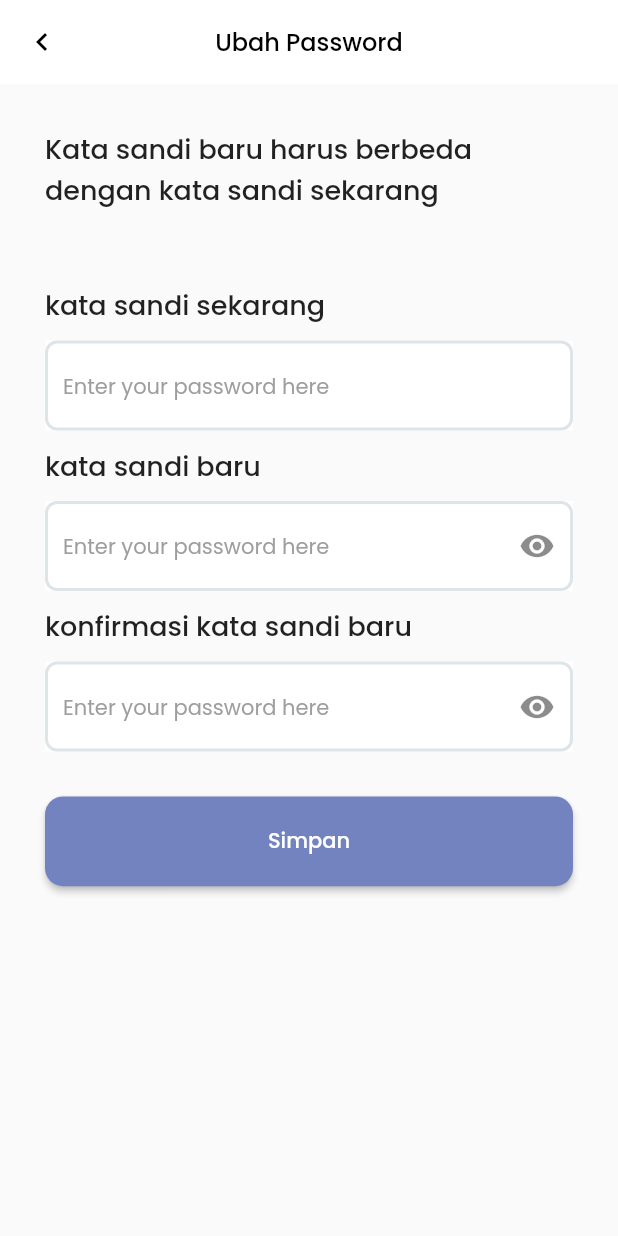
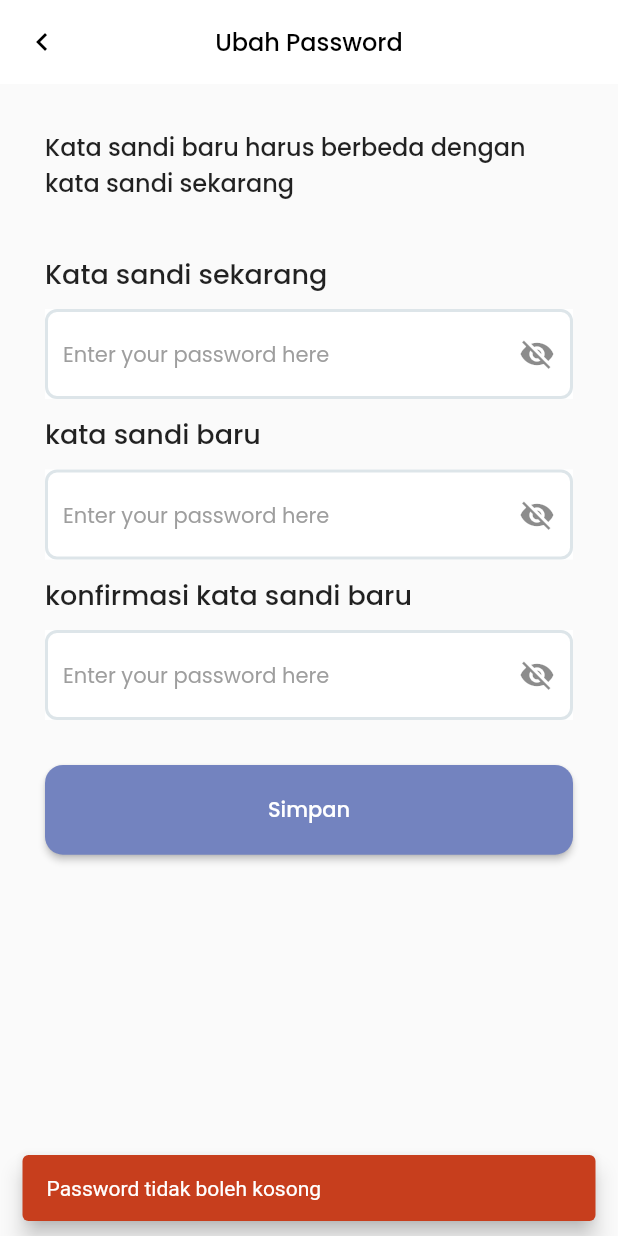
Before and after one commit to zanuar35/kolearn, a Flutter app: the UbahPassword screen opened directly, after a tap on "Simpan", on a phone screen of 412 x 824 dp. Run offline on Flutter 3.47's test engine with Material 2 defaults, Android fonts, the phone set to English and light mode, and no system bars; our stand-ins replace audioplayers, bloc, equatable, flutter_bloc, flutter_easyloading, flutter_screenutil and 4 more; accounts and stored records are empty; network calls fail; statements that could not run were skipped.

Commit message:
change password

```diff
--- /dev/null
+++ b/lib/blocs/changePass/cubit/changepass_cubit.dart
@@ -0,0 +1,51 @@
+// ignore_for_file: avoid_print
+
+import 'dart:convert';
+
+import 'package:bloc/bloc.dart';
+import 'package:equatable/equatable.dart';
+import 'package:http/http.dart' as http;
+import 'package:kolearn/core/app_url.dart';
+import 'package:shared_preferences/shared_preferences.dart';
+
+part 'changepass_state.dart';
+
+class ChangepassCubit extends Cubit<ChangepassState> {
+  ChangepassCubit() : super(ChangepassInitial());
+
+  void changePassEvent(String oldPass, newPass, confirmPass) async {
+    String url = AppUrl.baseUrl;
+
+    // mendapatkan prefs token dari local storage
+    SharedPreferences prefs = await SharedPreferences.getInstance();
+    String token = prefs.getString('token').toString();
+
+    emit(ChangepassLoading());
+    print("Loading...");
+
+    // jika semua field tidak kosong
+    if (oldPass.isNotEmpty && newPass.isNotEmpty && confirmPass.isNotEmpty) {
+      var response =
+          await http.post(Uri.parse("$url/api/changePass"), headers: {
+        'Accept': 'application/json',
+        "Authorization": 'Bearer $token'
+      }, body: {
+        'old_password': oldPass,
+        'new_password': newPass,
+        'confirm_password': confirmPass
+      });
+      if (response.statusCode == 200) {
+        print(response.body);
+        emit(ChangepassSuccess());
+      } else {
+        print(response.body);
+        Map<String, dynamic> data = jsonDecode(response.body);
+        emit(ChangepassFailed(message: data['message']));
+      }
+    }
+    // jika salah satu field kosong
+    else {
+      emit(const ChangepassFailed(message: 'Password tidak boleh kosong'));
+    }
+  }
+}
--- /dev/null
+++ b/lib/blocs/changePass/cubit/changepass_state.dart
@@ -0,0 +1,22 @@
+part of 'changepass_cubit.dart';
+
+abstract class ChangepassState extends Equatable {
+  const ChangepassState();
+
+  @override
+  List<Object> get props => [];
+}
+
+class ChangepassInitial extends ChangepassState {}
+
+class ChangepassLoading extends ChangepassState {}
+
+class ChangepassSuccess extends ChangepassState {}
+
+class ChangepassFailed extends ChangepassState {
+  final String message;
+  const ChangepassFailed({required this.message});
+
+  @override
+  List<Object> get props => [message];
+}
--- a/lib/core/app_url.dart
+++ b/lib/core/app_url.dart
@@ -1,3 +1,3 @@
 class AppUrl {
-  static String baseUrl = "https://9339-103-158-253-138.ap.ngrok.io";
+  static String baseUrl = "https://977c-103-158-253-138.ap.ngrok.io";
 }
--- a/lib/main.dart
+++ b/lib/main.dart
@@ -6,6 +6,7 @@ import 'package:flutter_easyloading/flutter_easyloading.dart';
 import 'package:flutter_screenutil/flutter_screenutil.dart';
 import 'package:google_fonts/google_fonts.dart';
 import 'package:kolearn/blocs/auth/cubit/auth_cubit.dart';
+import 'package:kolearn/blocs/changePass/cubit/changepass_cubit.dart';
 import 'package:kolearn/blocs/course/cubit/course_cubit.dart';
 import 'package:kolearn/blocs/course_detail/cubit/course_detail_cubit.dart';
 import 'package:kolearn/blocs/login/cubit/login_cubit.dart';
@@ -61,6 +62,9 @@ class MyApp extends StatelessWidget {
           ),
           BlocProvider(
             create: (context) => MycourseCubit(),
+          ),
+          BlocProvider(
+            create: (context) => ChangepassCubit(),
           )
         ],
         child: ScreenUtilInit(
--- a/lib/screen/ubahPassword/ubah_password.dart
+++ b/lib/screen/ubahPassword/ubah_password.dart
@@ -1,7 +1,9 @@
 // ignore_for_file: prefer_const_constructors
 
 import 'package:flutter/material.dart';
+import 'package:flutter_bloc/flutter_bloc.dart';
 import 'package:flutter_screenutil/flutter_screenutil.dart';
+import 'package:kolearn/blocs/changePass/cubit/changepass_cubit.dart';
 
 class UbahPassword extends StatefulWidget {
   const UbahPassword({Key? key}) : super(key: key);
@@ -11,8 +13,8 @@ class UbahPassword extends StatefulWidget {
 }
 
 class _UbahPasswordState extends State<UbahPassword> {
-  final _passwordBaru = TextEditingController();
-  bool _isObscure = true;
+  final _passOldC = TextEditingController();
+  final _passwordBaruC = TextEditingController();
   final _konfirmPassBaru = TextEditingController();
 
   @override
@@ -42,39 +44,58 @@ class _UbahPasswordState extends State<UbahPassword> {
               children: <Widget>[
                 const Text(
                   "Kata sandi baru harus berbeda dengan kata sandi sekarang",
-                  style: TextStyle(fontSize: 18, fontWeight: FontWeight.w500),
+                  style: TextStyle(fontSize: 16, fontWeight: FontWeight.w500),
                 ),
-                const SizedBox(height: 50),
-                labelText("kata sandi sekarang"),
+                const SizedBox(height: 35),
+                labelText("Kata sandi sekarang"),
                 const SizedBox(height: 10),
-                Container(
-                  width: double.infinity,
-                  height: 60,
-                  color: Colors.white,
-                  child: PassTextField(
-                    controller: _passwordBaru,
-                  ),
-                ),
+                PassTextField(isObscure: true, controller: _passOldC),
                 const SizedBox(height: 10),
                 labelText("kata sandi baru"),
                 const SizedBox(height: 10),
-                Container(
-                  width: double.infinity,
-                  height: 60,
-                  color: Colors.white,
-                  child: passField(_passwordBaru),
+                PassTextField(
+                  controller: _passwordBaruC,
+                  isObscure: true,
                 ),
                 const SizedBox(height: 10),
                 labelText("konfirmasi kata sandi baru"),
                 const SizedBox(height: 10),
-                Container(
-                  width: double.infinity,
-                  height: 60,
-                  color: Colors.white,
-                  child: passField(_konfirmPassBaru),
+                PassTextField(
+                  controller: _konfirmPassBaru,
+                  isObscure: true,
                 ),
                 const SizedBox(height: 30),
-                loginBtn()
+                saveBtn(),
+                BlocConsumer<ChangepassCubit, ChangepassState>(
+                  listener: (context, state) {
+                    if (state is ChangepassSuccess) {
+                      final snackBar = SnackBar(
+                        backgroundColor: Color(0xff003663),
+                        duration: Duration(seconds: 2),
+                        behavior: SnackBarBehavior.floating,
+                        content: const Text('Password berhasil diubah'),
+                      );
+                      ScaffoldMessenger.of(context).showSnackBar(snackBar);
+
+                      // delay for 2 seconds
+                      Future.delayed(const Duration(milliseconds: 2500), () {
+                        Navigator.pop(context);
+                      });
+                    }
+                    if (state is ChangepassFailed) {
+                      final snackBar = SnackBar(
+                        backgroundColor: Color(0xffC73E1D),
+                        duration: Duration(seconds: 2),
+                        behavior: SnackBarBehavior.floating,
+                        content: Text(state.message),
+                      );
+                      ScaffoldMessenger.of(context).showSnackBar(snackBar);
+                    }
+                  },
+                  builder: (context, state) {
+                    return Container();
+                  },
+                )
               ],
             ),
           ),
@@ -90,15 +111,48 @@ class _UbahPasswordState extends State<UbahPassword> {
     );
   }
 
-  Widget loginBtn() {
+  Widget saveBtn() {
     return Row(
       children: <Widget>[
         Expanded(
           child: SizedBox(
             height: 65.h,
             child: ElevatedButton(
-              onPressed: () {},
-              child: const Text("Simpan"),
+              onPressed: () {
+                BlocProvider.of<ChangepassCubit>(context).changePassEvent(
+                  _passOldC.text,
+                  _passwordBaruC.text,
+                  _konfirmPassBaru.text,
+                );
+              },
+              child: BlocBuilder<ChangepassCubit, ChangepassState>(
+                  builder: (context, state) {
+                if (state is ChangepassLoading) {
+                  return Row(
+                    mainAxisAlignment: MainAxisAlignment.center,
+                    children: [
+                      Container(
+                        width: 20,
+                        height: 20,
+                        child: CircularProgressIndicator(
+                          color: Colors.white,
+                          strokeWidth: 4,
+                        ),
+                      ),
+                      SizedBox(width: 10),
+                      Text(
+                        "Loading...",
+                        style: TextStyle(color: Colors.white),
+                      ),
+                    ],
+                  );
+                } else {
+                  return Text(
+                    "Simpan",
+                    style: TextStyle(color: Colors.white),
+                  );
+                }
+              }),
               style: ElevatedButton.styleFrom(
                 primary: const Color(0xff7383BF),
                 shape: RoundedRectangleBorder(
@@ -111,18 +165,41 @@ class _UbahPasswordState extends State<UbahPassword> {
       ],
     );
   }
+}
 
-  Widget passField(TextEditingController textController) {
-    return TextFormField(
-      obscureText: _isObscure,
+// ignore: must_be_immutable
+class PassTextField extends StatefulWidget {
+  PassTextField({Key? key, required this.controller, required this.isObscure})
+      : super(key: key);
+
+  final TextEditingController controller;
+  bool isObscure;
+
+  @override
+  State<PassTextField> createState() => _PassTextFieldState();
+}
+
+class _PassTextFieldState extends State<PassTextField> {
+  @override
+  Widget build(BuildContext context) {
+    return Container(
+      width: double.infinity,
+      height: 60,
+      color: Colors.white,
+      child: TextFormField(
+        obscureText: widget.isObscure,
+        controller: widget.controller,
         decoration: InputDecoration(
           suffixIcon: IconButton(
-            icon: Icon(_isObscure ? Icons.visibility : Icons.visibility_off),
             onPressed: () {
               setState(() {
-                _isObscure = !_isObscure;
+                widget.isObscure = !widget.isObscure;
               });
-            }),
+            },
+            icon: widget.isObscure == true
+                ? const Icon(Icons.visibility_off)
+                : const Icon(Icons.visibility),
+          ),
           hintText: "Enter your password here",
           hintStyle: const TextStyle(
               fontWeight: FontWeight.w400, fontSize: 14, color: Colors.grey),
@@ -141,47 +218,6 @@ class _UbahPasswordState extends State<UbahPassword> {
             ),
           ),
         ),
-    );
-  }
-}
-
-class PassTextField extends StatefulWidget {
-  const PassTextField({Key? key, required this.controller}) : super(key: key);
-
-  final TextEditingController controller;
-
-  @override
-  State<PassTextField> createState() => _PassTextFieldState();
-}
-
-class _PassTextFieldState extends State<PassTextField> {
-  @override
-  Widget build(BuildContext context) {
-    return TextFormField(
-      controller: widget.controller,
-      decoration: InputDecoration(
-        suffixIcon: widget.controller.text.isEmpty
-            ? Container(
-                width: 0,
-              )
-            : Icon(Icons.remove_red_eye),
-        hintText: "Enter your password here",
-        hintStyle: const TextStyle(
-            fontWeight: FontWeight.w400, fontSize: 14, color: Colors.grey),
-        focusedBorder: OutlineInputBorder(
-          borderRadius: BorderRadius.circular(8.0),
-          borderSide: const BorderSide(
-            color: Color(0xffDDE5E9),
-            width: 2,
-          ),
-        ),
-        enabledBorder: OutlineInputBorder(
-          borderRadius: BorderRadius.circular(8.0),
-          borderSide: const BorderSide(
-            color: Color(0xffDDE5E9),
-            width: 2.0,
-          ),
-        ),
       ),
     );
   }
```
Lines whose indentation alone changed are shown as unchanged.
